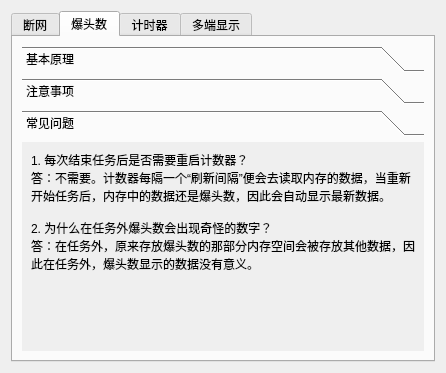
This is Act3SpeedrunTool/DescriptionDialog.ui in SkyD666/Act3SpeedrunTool as Qt 5 draws it before an edit. The edited form follows.
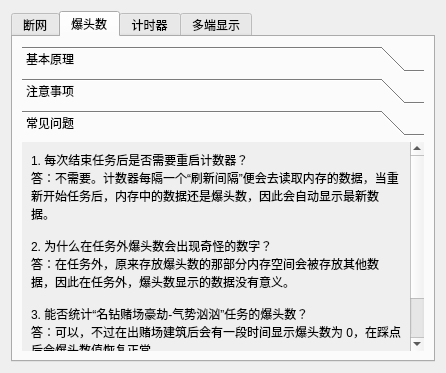
This is the edited form. The open tabs and pages were chosen to show the change. Icons and pictures are not drawn.

Commit message: [optimize|fix]优化判断新版本号的逻辑；修复未关闭进程句柄的Bug；经测试，支持统计“名钻赌场豪劫-气势汹汹”任务的爆头数量

What changed in the file:
```diff
--- a/Act3SpeedrunTool/DescriptionDialog.ui
+++ b/Act3SpeedrunTool/DescriptionDialog.ui
@@ -207,8 +207,8 @@
            <rect>
             <x>0</x>
             <y>0</y>
-            <width>98</width>
-            <height>512</height>
+            <width>392</width>
+            <height>240</height>
            </rect>
           </property>
           <attribute name="label">
@@ -222,7 +222,10 @@
 答：不需要。计数器每隔一个“刷新间隔”便会去读取内存的数据，当重新开始任务后，内存中的数据还是爆头数，因此会自动显示最新数据。
 
 2. 为什么在任务外爆头数会出现奇怪的数字？
-答：在任务外，原来存放爆头数的那部分内存空间会被存放其他数据，因此在任务外，爆头数显示的数据没有意义。</string>
+答：在任务外，原来存放爆头数的那部分内存空间会被存放其他数据，因此在任务外，爆头数显示的数据没有意义。
+
+3. 能否统计“名钻赌场豪劫-气势汹汹”任务的爆头数？
+答：可以，不过在出赌场建筑后会有一段时间显示爆头数为 0，在踩点后会爆头数值恢复正常。</string>
              </property>
              <property name="wordWrap">
               <bool>true</bool>
```
Left out of the diff: 6 changed lines with no effect on the pictures. The commit also changes 4 other files.
